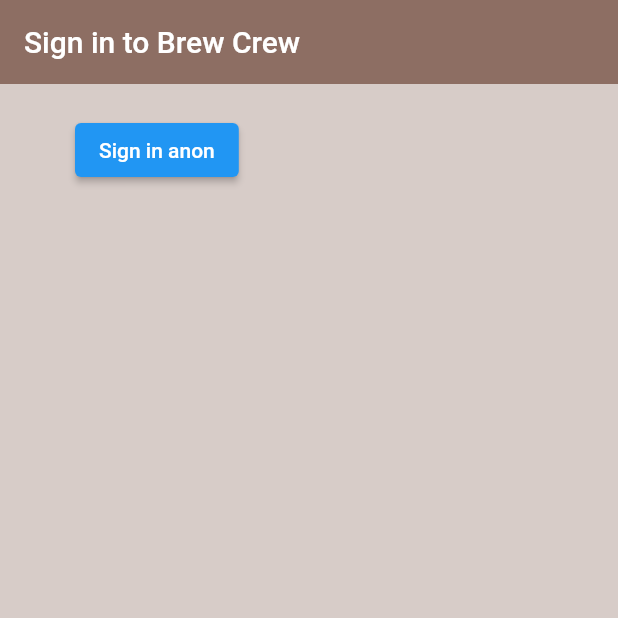
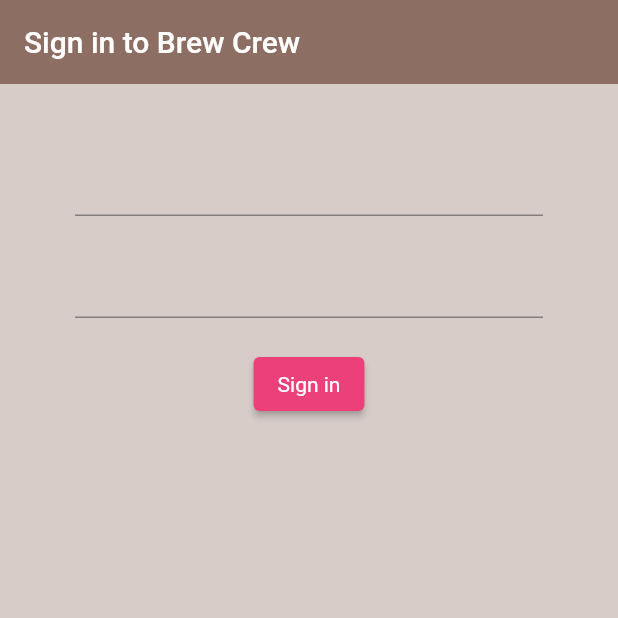
Before and after one commit to AlexTheLion123/flutterNetNinja, a Flutter app: the screen it shows after launch, on a phone screen of 412 x 824 dp, the top half of it. Run offline on Flutter 3.47's test engine with Material 2 defaults, Android fonts, the light colour scheme and no system bars; our stand-ins replace firebase_auth, firebase_core; accounts and stored records are empty.

Commit message:
sign in form

```diff
--- a/lib/screens/authenticate/sign_in.dart
+++ b/lib/screens/authenticate/sign_in.dart
@@ -11,6 +11,10 @@
 class _SignInState extends State<SignIn> {
   final AuthService _auth = AuthService();
 
+  // text field state
+  String email = '';
+  String password = '';
+
   @override
   Widget build(BuildContext context) {
     return Scaffold(
@@ -22,18 +26,37 @@
       ),
       body: Container(
         padding: const EdgeInsets.symmetric(vertical: 20.0, horizontal: 50.0),
-        child: ElevatedButton(
-          child: const Text('Sign in anon'),
-          onPressed: () async {
-            dynamic result = await _auth.signInAnon();
-            if (result == null) {
-              // hasn't worked
-              print('error signing in');
-            } else {
-              print('signed in');
-              print(result.uid);
-            }
-          },
+        child: Form(
+          child: Column(
+            children: <Widget>[
+              const SizedBox(height: 20.0),
+              TextFormField(
+                onChanged: (val) {
+                  setState(() => email = val);
+                },
+              ),
+              const SizedBox(height: 20),
+              TextFormField(
+                obscureText: true,
+                onChanged: (val) {
+                  setState(() => password = val);
+                },
+              ),
+              const SizedBox(height: 20),
+              ElevatedButton(
+                child: Text('Sign in'),
+                style: ButtonStyle(
+                    backgroundColor:
+                        MaterialStateProperty.all(Colors.pink[400]),
+                    textStyle: MaterialStateProperty.all(
+                        TextStyle(color: Colors.white))),
+                onPressed: () async {
+                  print(email);
+                  print(password);
+                },
+              ),
+            ],
+          ),
         ),
       ),
     );
```
